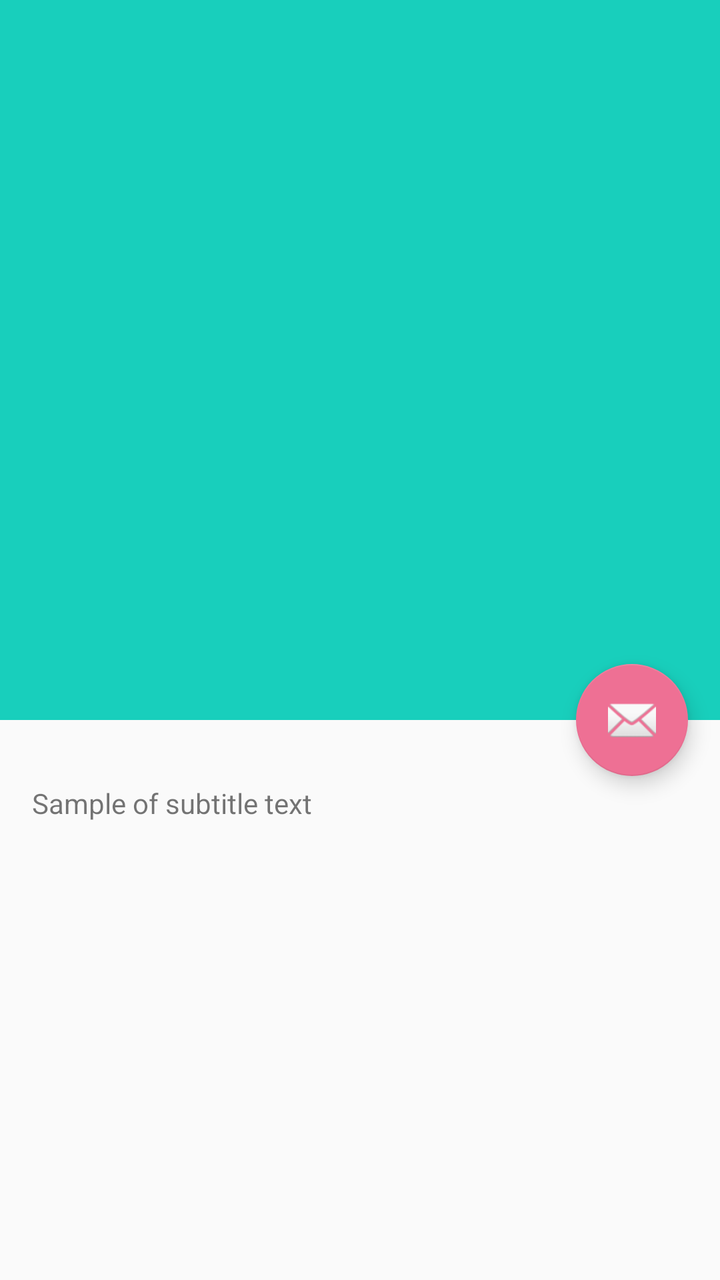
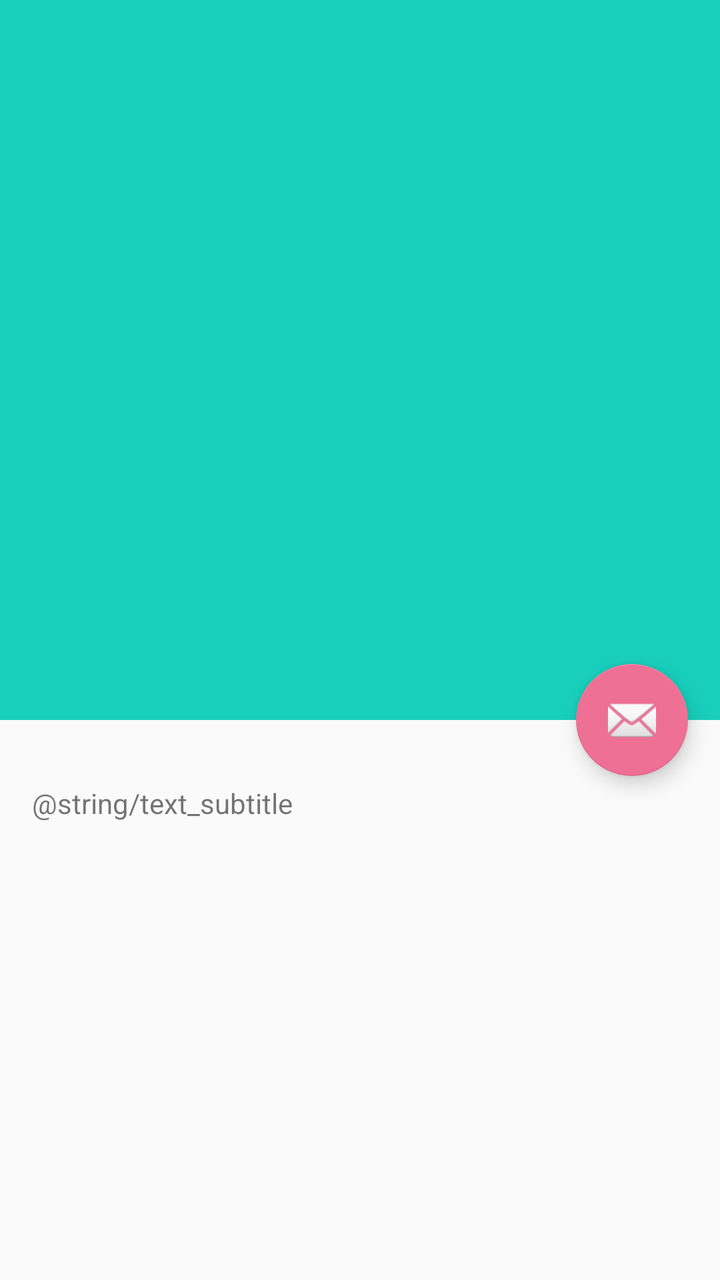

An Android layout rendered at two revisions. The XML below is the earlier revision; the diff shows what the commit changed to produce the second picture.
<!-- AndroidManifest.xml: activity theme AppTheme.NoActionBar -->
<!-- res/layout/activity_detail_tourism.xml -->
<?xml version="1.0" encoding="utf-8"?>
<androidx.coordinatorlayout.widget.CoordinatorLayout xmlns:android="http://schemas.android.com/apk/res/android"
    xmlns:app="http://schemas.android.com/apk/res-auto"
    xmlns:tools="http://schemas.android.com/tools"
    android:layout_width="match_parent"
    android:layout_height="match_parent"
    android:fitsSystemWindows="true"
    tools:context=".core.ui.detail.DetailTourismActivity">

    <com.google.android.material.appbar.AppBarLayout
        android:id="@+id/app_bar"
        android:layout_width="match_parent"
        android:layout_height="@dimen/app_bar_height"
        android:fitsSystemWindows="true"
        android:theme="@style/AppTheme.AppBarOverlay">

        <com.google.android.material.appbar.CollapsingToolbarLayout
            android:layout_width="match_parent"
            android:layout_height="match_parent"
            android:fitsSystemWindows="true"
            app:contentScrim="?attr/colorPrimary"
            app:layout_scrollFlags="scroll|exitUntilCollapsed"
            app:toolbarId="@+id/toolbar">

            <ImageView
                android:id="@+id/iv_detail_image"
                android:layout_width="match_parent"
                android:layout_height="match_parent"
                android:contentDescription="@string/image_description"
                android:scaleType="centerCrop" />

            <androidx.appcompat.widget.Toolbar
                android:id="@+id/toolbar"
                android:layout_width="match_parent"
                android:layout_height="?attr/actionBarSize"
                app:layout_collapseMode="pin"
                app:popupTheme="@style/AppTheme.PopupOverlay" />

        </com.google.android.material.appbar.CollapsingToolbarLayout>
    </com.google.android.material.appbar.AppBarLayout>

    <include
        android:id="@+id/content_detail_tourism"
        layout="@layout/content_detail_tourism" />

    <com.google.android.material.floatingactionbutton.FloatingActionButton
        android:id="@+id/fab"
        android:layout_width="wrap_content"
        android:layout_height="wrap_content"
        android:layout_margin="@dimen/fab_margin"
        app:layout_anchor="@id/app_bar"
        app:layout_anchorGravity="bottom|end"
        app:srcCompat="@android:drawable/ic_dialog_email"
        android:contentDescription="@string/menu_favorite" />

</androidx.coordinatorlayout.widget.CoordinatorLayout>
<!-- res/layout/content_detail_tourism.xml (included above) -->
<?xml version="1.0" encoding="utf-8"?>
<androidx.core.widget.NestedScrollView xmlns:android="http://schemas.android.com/apk/res/android"
    xmlns:app="http://schemas.android.com/apk/res-auto"
    xmlns:tools="http://schemas.android.com/tools"
    android:layout_width="match_parent"
    android:layout_height="match_parent"
    app:layout_behavior="@string/appbar_scrolling_view_behavior"
    tools:context=".core.ui.detail.DetailTourismActivity"
    android:layout_marginTop="16dp"
    tools:showIn="@layout/activity_detail_tourism">

    <TextView
        android:id="@+id/tv_detail_description"
        android:layout_width="wrap_content"
        android:layout_height="wrap_content"
        android:layout_margin="@dimen/text_margin"
        android:text="@string/text_subtitle" />

</androidx.core.widget.NestedScrollView>
<!-- resources referenced by this layout -->
<resources>
  <dimen name="app_bar_height">360dp</dimen>
  <dimen name="fab_margin">16dp</dimen>
  <dimen name="text_margin">16dp</dimen>
  <string name="image_description">Image</string>
  <string name="menu_favorite">Favorite</string>
  <string name="text_subtitle">Sample of subtitle text</string>
  <style name="AppTheme.AppBarOverlay" parent="ThemeOverlay.AppCompat.Dark.ActionBar" />
  <style name="AppTheme.PopupOverlay" parent="ThemeOverlay.AppCompat.Light" />
  <style name="AppTheme.NoActionBar">
          <item name="windowActionBar">false</item>
          <item name="windowNoTitle">true</item>
      </style>
</resources>

<!-- the commit's change to res/layout/activity_detail_tourism.xml (unified diff, before → after) -->
@@ -5,7 +5,7 @@
     android:layout_width="match_parent"
     android:layout_height="match_parent"
     android:fitsSystemWindows="true"
-    tools:context=".core.ui.detail.DetailTourismActivity">
+    tools:context=".detail.DetailTourismActivity">
 
     <com.google.android.material.appbar.AppBarLayout
         android:id="@+id/app_bar"
@@ -62,7 +62,7 @@
     android:layout_width="match_parent"
     android:layout_height="match_parent"
     app:layout_behavior="@string/appbar_scrolling_view_behavior"
-    tools:context=".core.ui.detail.DetailTourismActivity"
+    tools:context=".detail.DetailTourismActivity"
     android:layout_marginTop="16dp"
     tools:showIn="@layout/activity_detail_tourism">
 
<!-- resource entries referenced after the edit -->
@@ -3,9 +3,7 @@
   <dimen name="app_bar_height">360dp</dimen>
   <dimen name="fab_margin">16dp</dimen>
   <dimen name="text_margin">16dp</dimen>
-  <string name="image_description">Image</string>
   <string name="menu_favorite">Favorite</string>
-  <string name="text_subtitle">Sample of subtitle text</string>
   <style name="AppTheme.AppBarOverlay" parent="ThemeOverlay.AppCompat.Dark.ActionBar" />
   <style name="AppTheme.PopupOverlay" parent="ThemeOverlay.AppCompat.Light" />
   <style name="AppTheme.NoActionBar">
